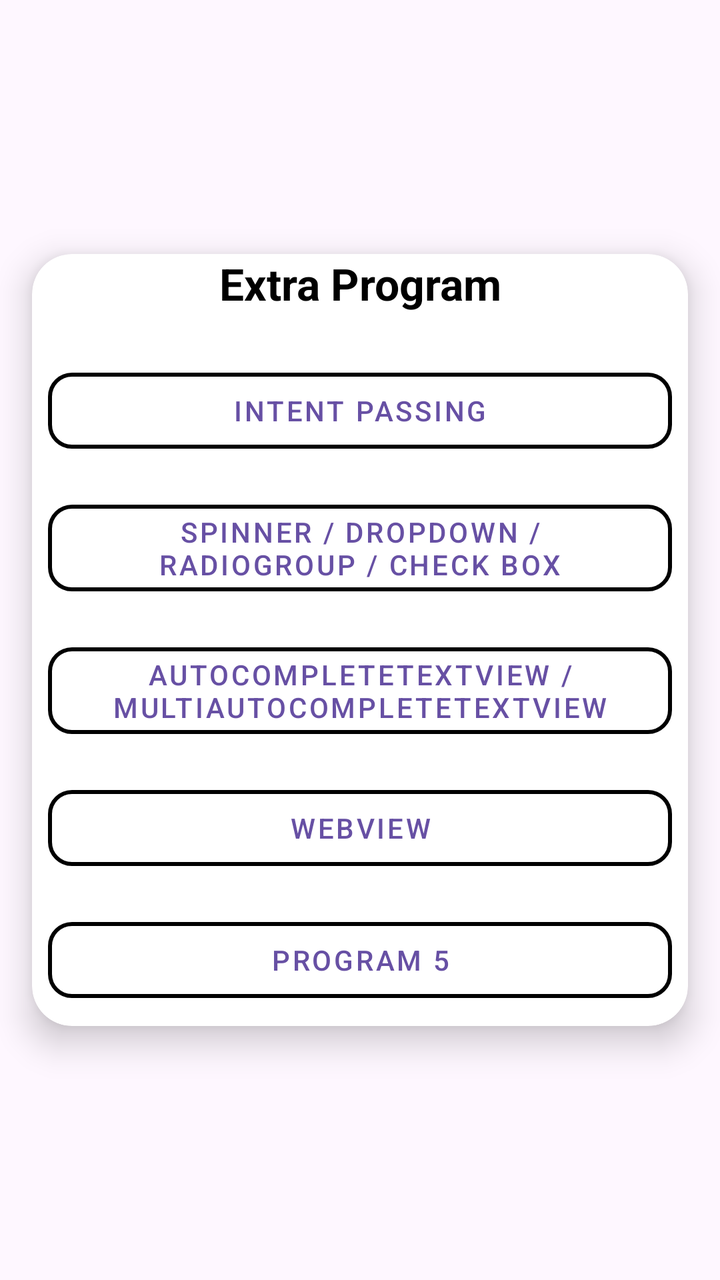
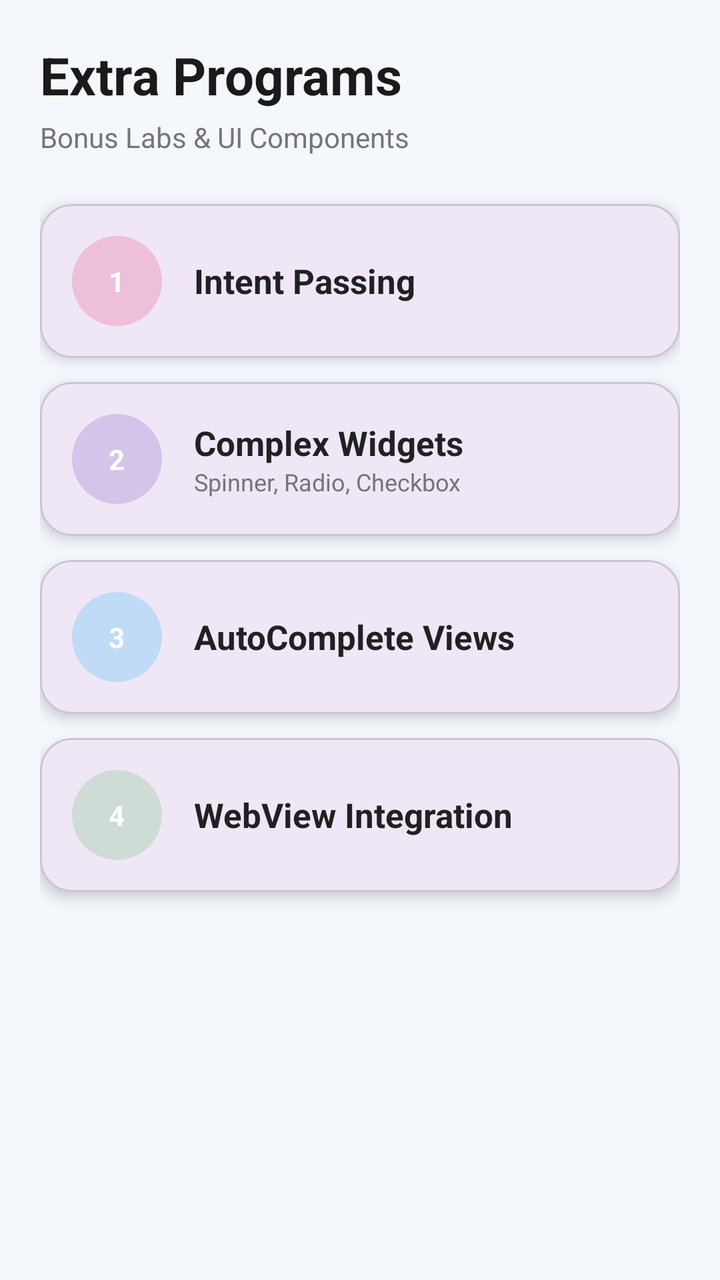

Two renders of the same Android screen: before a commit and after it. Below are the layout's source before the change and the commit's diff.
<!-- AndroidManifest.xml: application theme Theme.MyApplicationMCA -->
<!-- res/layout/activity_extra_program.xml -->
<LinearLayout xmlns:android="http://schemas.android.com/apk/res/android"
    xmlns:app="http://schemas.android.com/apk/res-auto"
    xmlns:tools="http://schemas.android.com/tools"
    android:id="@+id/main"
    android:layout_width="match_parent"
    android:layout_height="match_parent"
    android:animateLayoutChanges="true"
    android:gravity="center"
    android:orientation="vertical"
    tools:context=".Extra_Program">

    
    <androidx.cardview.widget.CardView
        android:id="@+id/card_units"
        android:layout_width="match_parent"
        android:layout_height="wrap_content"
        android:padding="16dp"
        android:layout_margin="16dp"
        app:cardCornerRadius="20dp"
        app:cardElevation="10dp">

        <LinearLayout
            android:layout_width="match_parent"
            android:layout_height="wrap_content"
            android:gravity="center"
            android:orientation="vertical">

            <TextView
                android:layout_width="match_parent"
                android:layout_height="wrap_content"
                android:layout_marginBottom="16dp"
                android:gravity="center"
                android:text="Extra Program"
                android:textSize="22sp"
                android:textStyle="bold"
                android:textColor="@android:color/black" />

            
            <com.google.android.material.button.MaterialButton
                android:id="@+id/btnpro1"
                style="@style/Widget.MaterialComponents.Button.OutlinedButton"
                android:layout_width="match_parent"
                android:layout_height="50dp"
                android:layout_margin="8dp"
                android:text="Intent Passing"
                app:cornerRadius="12dp"
                app:strokeColor="@color/black"
                app:strokeWidth="2dp" />

            <com.google.android.material.button.MaterialButton
                android:id="@+id/btnpro2"
                style="@style/Widget.MaterialComponents.Button.OutlinedButton"
                android:layout_width="match_parent"
                android:layout_height="wrap_content"
                android:layout_margin="8dp"
                android:text="SPINNER / DROPDOWN / RADIOGROUP / CHECK BOX"
                app:cornerRadius="12dp"
                app:strokeColor="@color/black"
                app:strokeWidth="2dp" />

            <com.google.android.material.button.MaterialButton
                android:id="@+id/btnpro3"
                style="@style/Widget.MaterialComponents.Button.OutlinedButton"
                android:layout_width="match_parent"
                android:layout_height="wrap_content"
                android:layout_margin="8dp"
                android:text="AutoCompleteTextView / MultiAutoCompleteTextView"
                app:cornerRadius="12dp"
                app:strokeColor="@color/black"
                app:strokeWidth="2dp" />


            <com.google.android.material.button.MaterialButton
                android:id="@+id/btnpro4"
                style="@style/Widget.MaterialComponents.Button.OutlinedButton"
                android:layout_width="match_parent"
                android:layout_height="50dp"
                android:layout_margin="8dp"
                android:text="WebView"
                app:cornerRadius="12dp"
                app:strokeColor="@color/black"
                app:strokeWidth="2dp" />

            <com.google.android.material.button.MaterialButton
                android:id="@+id/btnpro5"
                style="@style/Widget.MaterialComponents.Button.OutlinedButton"
                android:layout_width="match_parent"
                android:layout_height="50dp"
                android:layout_margin="8dp"
                android:text="PROGRAM 5"
                app:cornerRadius="12dp"
                app:strokeColor="@color/black"
                app:strokeWidth="2dp" />

        </LinearLayout>
    </androidx.cardview.widget.CardView>
</LinearLayout>
<!-- resources referenced by this layout -->
<resources>
  <color name="black">#FF000000</color>
  <style name="Theme.MyApplicationMCA" parent="Base.Theme.MyApplicationMCA" />
  <style name="Base.Theme.MyApplicationMCA" parent="Theme.Material3.Light.NoActionBar">
          <item name="android:windowTranslucentStatus">false</item>
          <item name="android:windowTranslucentNavigation">false</item>
          <item name="android:statusBarColor">@android:color/transparent</item>
          <item name="android:navigationBarColor">@android:color/transparent</item>
  
          <item name="android:windowLightStatusBar">true</item>
          <item name="android:windowLightNavigationBar" tools:targetApi="27">true</item>
      </style>
</resources>

<!-- the commit's change to res/layout/activity_extra_program.xml (unified diff, before → after) -->
@@ -1,97 +1,203 @@
-<LinearLayout xmlns:android="http://schemas.android.com/apk/res/android"
+<?xml version="1.0" encoding="utf-8"?>
+<ScrollView xmlns:android="http://schemas.android.com/apk/res/android"
     xmlns:app="http://schemas.android.com/apk/res-auto"
     xmlns:tools="http://schemas.android.com/tools"
-    android:id="@+id/main"
     android:layout_width="match_parent"
     android:layout_height="match_parent"
-    android:animateLayoutChanges="true"
-    android:gravity="center"
-    android:orientation="vertical"
+    android:background="#F4F7FC"
+    android:fitsSystemWindows="true"
     tools:context=".Extra_Program">
 
-    
-    <androidx.cardview.widget.CardView
-        android:id="@+id/card_units"
+    <LinearLayout
         android:layout_width="match_parent"
         android:layout_height="wrap_content"
-        android:padding="16dp"
-        android:layout_margin="16dp"
-        app:cardCornerRadius="20dp"
-        app:cardElevation="10dp">
-
-        <LinearLayout
-            android:layout_width="match_parent"
-            android:layout_height="wrap_content"
-            android:gravity="center"
-            android:orientation="vertical">
-
-            <TextView
-                android:layout_width="match_parent"
-                android:layout_height="wrap_content"
-                android:layout_marginBottom="16dp"
-                android:gravity="center"
-                android:text="Extra Program"
-                android:textSize="22sp"
-                android:textStyle="bold"
-                android:textColor="@android:color/black" />
-
-            
-            <com.google.android.material.button.MaterialButton
-                android:id="@+id/btnpro1"
-                style="@style/Widget.MaterialComponents.Button.OutlinedButton"
-                android:layout_width="match_parent"
-                android:layout_height="50dp"
-                android:layout_margin="8dp"
-                android:text="Intent Passing"
-                app:cornerRadius="12dp"
-                app:strokeColor="@color/black"
-                app:strokeWidth="2dp" />
-
-            <com.google.android.material.button.MaterialButton
-                android:id="@+id/btnpro2"
-                style="@style/Widget.MaterialComponents.Button.OutlinedButton"
-                android:layout_width="match_parent"
-                android:layout_height="wrap_content"
-                android:layout_margin="8dp"
-                android:text="SPINNER / DROPDOWN / RADIOGROUP / CHECK BOX"
-                app:cornerRadius="12dp"
-                app:strokeColor="@color/black"
-                app:strokeWidth="2dp" />
-
-            <com.google.android.material.button.MaterialButton
-                android:id="@+id/btnpro3"
-                style="@style/Widget.MaterialComponents.Button.OutlinedButton"
-                android:layout_width="match_parent"
-                android:layout_height="wrap_content"
-                android:layout_margin="8dp"
-                android:text="AutoCompleteTextView / MultiAutoCompleteTextView"
-                app:cornerRadius="12dp"
-                app:strokeColor="@color/black"
-                app:strokeWidth="2dp" />
-
-
-            <com.google.android.material.button.MaterialButton
-                android:id="@+id/btnpro4"
-                style="@style/Widget.MaterialComponents.Button.OutlinedButton"
-                android:layout_width="match_parent"
-                android:layout_height="50dp"
-                android:layout_margin="8dp"
-                android:text="WebView"
-                app:cornerRadius="12dp"
-                app:strokeColor="@color/black"
-                app:strokeWidth="2dp" />
-
-            <com.google.android.material.button.MaterialButton
-                android:id="@+id/btnpro5"
-                style="@style/Widget.MaterialComponents.Button.OutlinedButton"
-                android:layout_width="match_parent"
-                android:layout_height="50dp"
-                android:layout_margin="8dp"
-                android:text="PROGRAM 5"
-                app:cornerRadius="12dp"
-                app:strokeColor="@color/black"
-                app:strokeWidth="2dp" />
-
-        </LinearLayout>
-    </androidx.cardview.widget.CardView>
-</LinearLayout>
+        android:orientation="vertical"
+        android:padding="20dp">
+
+        <TextView
+            android:layout_width="wrap_content"
+            android:layout_height="wrap_content"
+            android:text="Extra Programs"
+            android:textSize="26sp"
+            android:textStyle="bold"
+            android:textColor="#1A1A1A"
+            android:layout_marginBottom="4dp"/>
+
+        <TextView
+            android:layout_width="wrap_content"
+            android:layout_height="wrap_content"
+            android:text="Bonus Labs &amp; UI Components"
+            android:textSize="14sp"
+            android:textColor="#757575"
+            android:layout_marginBottom="24dp"/>
+
+        <com.google.android.material.card.MaterialCardView
+            android:id="@+id/btn_extra1"
+            android:layout_width="match_parent"
+            android:layout_height="wrap_content"
+            android:layout_marginBottom="12dp"
+            android:clickable="true"
+            android:focusable="true"
+            app:cardCornerRadius="16dp"
+            app:cardElevation="4dp"
+            app:rippleColor="#15000000">
+
+            <LinearLayout
+                android:layout_width="match_parent"
+                android:layout_height="wrap_content"
+                android:gravity="center_vertical"
+                android:orientation="horizontal"
+                android:padding="16dp">
+
+                <TextView
+                    android:layout_width="45dp"
+                    android:layout_height="45dp"
+                    android:background="@drawable/white_circle_alpha"
+                    android:backgroundTint="#E91E63"
+                    android:gravity="center"
+                    android:text="1"
+                    android:textColor="#FFFFFF"
+                    android:textStyle="bold" />
+
+                <TextView
+                    android:layout_width="wrap_content"
+                    android:layout_height="wrap_content"
+                    android:layout_marginStart="16dp"
+                    android:text="Intent Passing"
+                    android:textSize="17sp"
+                    android:textStyle="bold"
+                    android:textColor="#212121"/>
+            </LinearLayout>
+        </com.google.android.material.card.MaterialCardView>
+
+        <com.google.android.material.card.MaterialCardView
+            android:id="@+id/btn_extra2"
+            android:layout_width="match_parent"
+            android:layout_height="wrap_content"
+            android:layout_marginBottom="12dp"
+            android:clickable="true"
+            android:focusable="true"
+            app:cardCornerRadius="16dp"
+            app:cardElevation="4dp"
+            app:rippleColor="#15000000">
+
+            <LinearLayout
+                android:layout_width="match_parent"
+                android:layout_height="wrap_content"
+                android:gravity="center_vertical"
+                android:orientation="horizontal"
+                android:padding="16dp">
+
+                <TextView
+                    android:layout_width="45dp"
+                    android:layout_height="45dp"
+                    android:background="@drawable/white_circle_alpha"
+                    android:backgroundTint="#673AB7"
+                    android:gravity="center"
+                    android:text="2"
+                    android:textColor="#FFFFFF"
+                    android:textStyle="bold" />
+
+                <LinearLayout
+                    android:layout_width="wrap_content"
+                    android:layout_height="wrap_content"
+                    android:orientation="vertical"
+                    android:layout_marginStart="16dp">
+                    <TextView
+                        android:layout_width="wrap_content"
+                        android:layout_height="wrap_content"
+                        android:text="Complex Widgets"
+                        android:textSize="17sp"
+                        android:textStyle="bold"
+                        android:textColor="#212121"/>
+                    <TextView
+                        android:layout_width="wrap_content"
+                        android:layout_height="wrap_content"
+                        android:text="Spinner, Radio, Checkbox"
+                        android:textSize="12sp"
+                        android:textColor="#757575"/>
+                </LinearLayout>
+            </LinearLayout>
+        </com.google.android.material.card.MaterialCardView>
+
+        <com.google.android.material.card.MaterialCardView
+            android:id="@+id/btn_extra3"
+            android:layout_width="match_parent"
+            android:layout_height="wrap_content"
+            android:layout_marginBottom="12dp"
+            android:clickable="true"
+            android:focusable="true"
+            app:cardCornerRadius="16dp"
+            app:cardElevation="4dp"
+            app:rippleColor="#15000000">
+
+            <LinearLayout
+                android:layout_width="match_parent"
+                android:layout_height="wrap_content"
+                android:gravity="center_vertical"
+                android:orientation="horizontal"
+                android:padding="16dp">
+
+                <TextView
+                    android:layout_width="45dp"
+                    android:layout_height="45dp"
+                    android:background="@drawable/white_circle_alpha"
+                    android:backgroundTint="#03A9F4"
+                    android:gravity="center"
+                    android:text="3"
+                    android:textColor="#FFFFFF"
+                    android:textStyle="bold" />
+
+                <TextView
+                    android:layout_width="wrap_content"
+                    android:layout_height="wrap_content"
+                    android:layout_marginStart="16dp"
+                    android:text="AutoComplete Views"
+                    android:textSize="17sp"
+                    android:textStyle="bold"
+                    android:textColor="#212121"/>
+            </LinearLayout>
+        </com.google.android.material.card.MaterialCardView>
+
+        <com.google.android.material.card.MaterialCardView
+            android:id="@+id/btn_extra4"
+            android:layout_width="match_parent"
+            android:layout_height="wrap_content"
+            android:layout_marginBottom="12dp"
+            android:clickable="true"
+            android:focusable="true"
+            app:cardCornerRadius="16dp"
+            app:cardElevation="4dp"
+            app:rippleColor="#15000000">
+
+            <LinearLayout
+                android:layout_width="match_parent"
+                android:layout_height="wrap_content"
+                android:gravity="center_vertical"
+                android:orientation="horizontal"
+                android:padding="16dp">
+
+                <TextView
+                    android:layout_width="45dp"
+                    android:layout_height="45dp"
+                    android:background="@drawable/white_circle_alpha"
+                    android:backgroundTint="#4CAF50"
+                    android:gravity="center"
+                    android:text="4"
+                    android:textColor="#FFFFFF"
+                    android:textStyle="bold" />
+
+                <TextView
+                    android:layout_width="wrap_content"
+                    android:layout_height="wrap_content"
+                    android:layout_marginStart="16dp"
+                    android:text="WebView Integration"
+                    android:textSize="17sp"
+                    android:textStyle="bold"
+                    android:textColor="#212121"/>
+            </LinearLayout>
+        </com.google.android.material.card.MaterialCardView>
+        
+
+    </LinearLayout>
+</ScrollView>
<!-- resource entries referenced after the edit -->
@@ -1,6 +1,11 @@
 <!-- resources referenced by this layout -->
 <resources>
-  <color name="black">#FF000000</color>
+  <!-- drawable white_circle_alpha (drawable) -->
+  <?xml version="1.0" encoding="utf-8"?>
+  <shape xmlns:android="http://schemas.android.com/apk/res/android"
+      android:shape="oval">
+      <solid android:color="#33FFFFFF" />
+  </shape>
   <style name="Theme.MyApplicationMCA" parent="Base.Theme.MyApplicationMCA" />
   <style name="Base.Theme.MyApplicationMCA" parent="Theme.Material3.Light.NoActionBar">
           <item name="android:windowTranslucentStatus">false</item>
